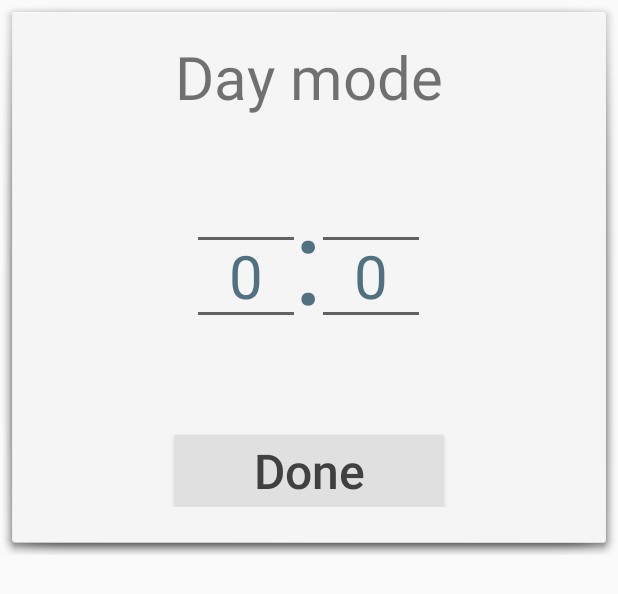
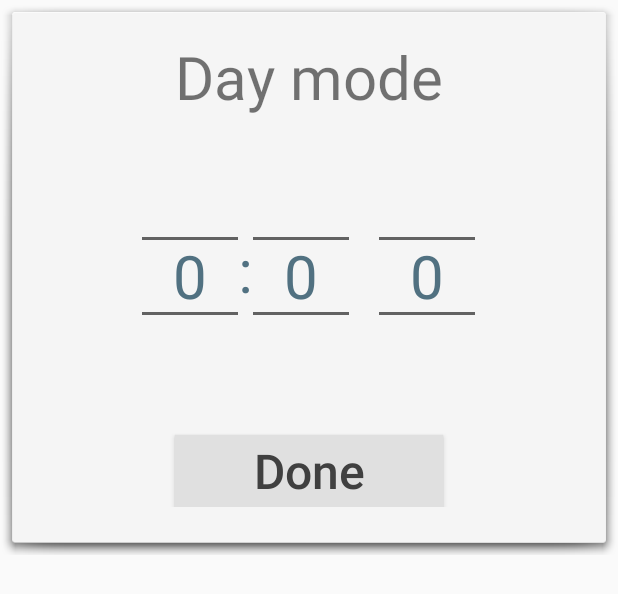
Before and after one commit to dhabensky/Thermostat, an Android app: the layout _5timepopup.xml on its own in the app's theme, with its tools: preview values and no code run, on a phone screen of 412 x 824 dp. Shown: the top 594 px of the screen. Run offline under Robolectric (Android 15) with nearby library versions, the phone set to English and light mode, and no system bars.

Commit message:
Improved style of time picker

```diff
--- a/app/src/main/java/denastya/thermostat/HostActivity.java
+++ b/app/src/main/java/denastya/thermostat/HostActivity.java
@@ -235,8 +235,10 @@ public class HostActivity extends ActionBarActivity implements ActionBar.TabList
                 Model.getSettings(usage.getSettings().getPeriod() == ModeSettings.Period.DAY ?
                         ModeSettings.Period.NIGHT : ModeSettings.Period.DAY));
 
-        int hours = ((NumberPicker) timePopup.getContentView().findViewById(R.id.integralPicker)).getValue();
-        int mins = ((NumberPicker) timePopup.getContentView().findViewById(R.id.fractionalPicker)).getValue();
+        int hours = ((NumberPicker) timePopup.getContentView().findViewById(R.id.integralPicker)).getValue() - 1;
+        if (((NumberPicker) timePopup.getContentView().findViewById(R.id.numberPicker)).getValue() == 2)
+            hours += 12;
+        int mins = ((NumberPicker) timePopup.getContentView().findViewById(R.id.fractionalPicker)).getValue() - 1;
 
         TimeEngine.WeekTime t = new TimeEngine.WeekTime((byte)(usage.getStart().days), (byte)(hours), (byte)mins, (byte)0);
         newMode.setStartTime(t);
--- a/app/src/main/res/layout/_5timepopup.xml
+++ b/app/src/main/res/layout/_5timepopup.xml
@@ -53,35 +53,49 @@
                 android:layout_height="wrap_content"
                 android:text=":"
                 android:id="@+id/textView23"
-                android:textSize="80dp"
+                android:textSize="40dp"
                 android:textColor="#ff517181"
                 android:layout_below="@+id/textView11"
                 android:layout_centerHorizontal="true"
                 android:layout_marginBottom="12dp"
-                android:enabled="false" />
+                android:enabled="false"
+                android:paddingTop="16dp" />
 
             <NumberPicker
-                android:layout_width="fill_parent"
+                android:layout_width="wrap_content"
                 android:layout_height="wrap_content"
                 android:id="@+id/fractionalPicker"
                 android:measureWithLargestChild="true"
                 android:importantForAccessibility="yes"
                 android:descendantFocusability="blocksDescendants" />
 
+            <TextView
+                android:layout_width="wrap_content"
+                android:layout_height="wrap_content"
+                android:text="  "
+                android:id="@+id/textView56"
+                android:textSize="40dp"
+                android:textColor="#ff517181"
+                android:enabled="false"
+                android:layout_centerVertical="true"
+                android:layout_alignRight="@+id/numberPicker"
+                android:layout_alignEnd="@+id/numberPicker" />
+
+            <NumberPicker
+                android:layout_width="wrap_content"
+                android:layout_height="wrap_content"
+                android:id="@+id/numberPicker"
+                android:measureWithLargestChild="true"
+                android:layout_gravity="center_vertical"
+                android:baselineAligned="true"
+                android:focusable="true"
+                android:descendantFocusability="blocksDescendants"
+                android:layout_centerVertical="true"
+                android:layout_toRightOf="@+id/linearLayout"
+                android:layout_toEndOf="@+id/linearLayout" />
+
         </LinearLayout>
 
-        <TextView
-            android:layout_width="wrap_content"
-            android:layout_height="wrap_content"
-            android:textAppearance="?android:attr/textAppearanceSmall"
-            android:text="\u00b0"
-            android:id="@+id/textView24"
-            android:textSize="60dp"
-            android:textColor="#ff517181"
-            android:layout_centerVertical="true"
-            android:layout_toRightOf="@+id/linearLayout"
-            android:layout_toEndOf="@+id/linearLayout"
-            android:visibility="invisible" />
     </RelativeLayout>
 
     <Button
```
Also changed, not shown: app/src/main/java/denastya/thermostat/ui/UiAdjust.java (+34 -21 lines).
